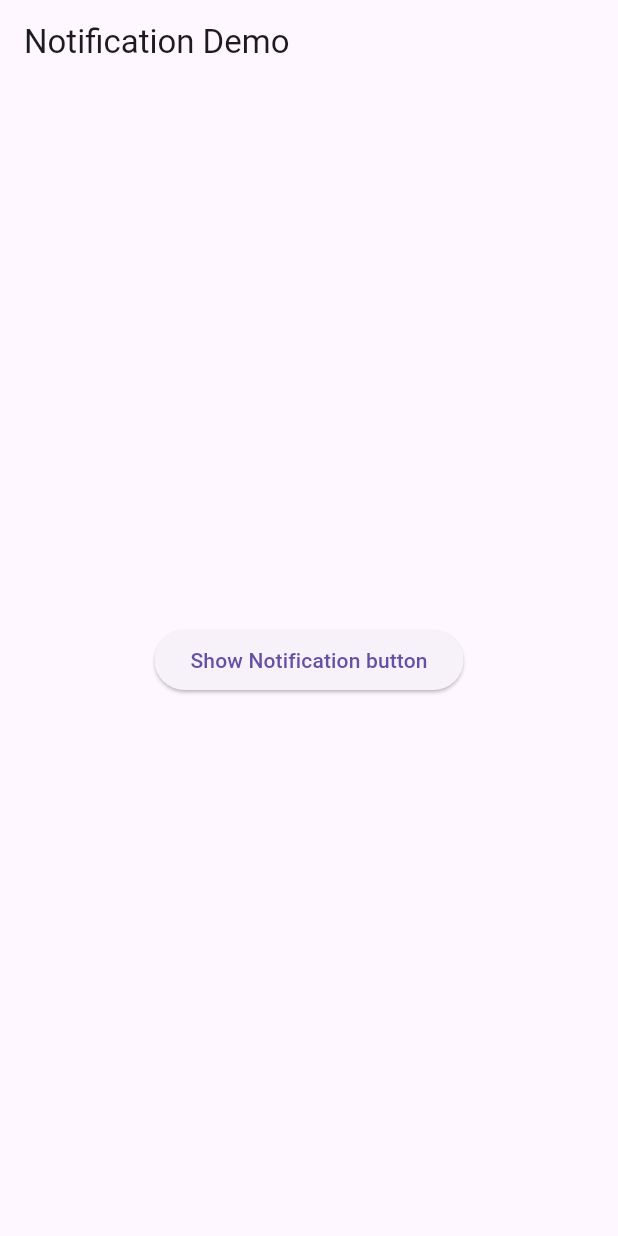
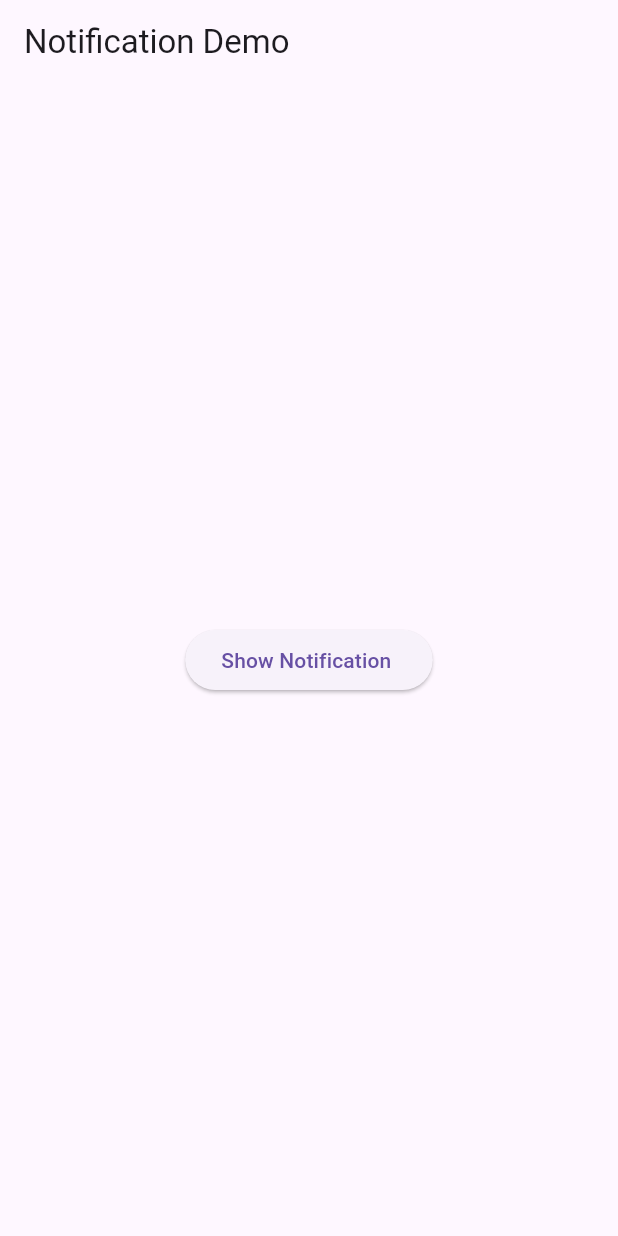
Before and after one commit to abdulmalick42/localnotification, a Flutter app: the screen it shows after launch, on a phone screen of 412 x 824 dp. Run offline on Flutter 3.47's test engine with Material 3 defaults, Android fonts, the light colour scheme and no system bars; our stand-ins replace flutter_local_notifications; missing offline and left inert: screen_state.

Commit message:
changed button name

```diff
--- a/lib/main.dart
+++ b/lib/main.dart
@@ -73,7 +73,7 @@ class _MyAppState extends State<MyApp> {
               // Button press -> show notification
               _showNotification("Button Pressed", "This is your notification.");
             },
-            child: const Text("Show Notification button"),
+            child: const Text("Show Notification "),
           ),
         ),
       ),
```
